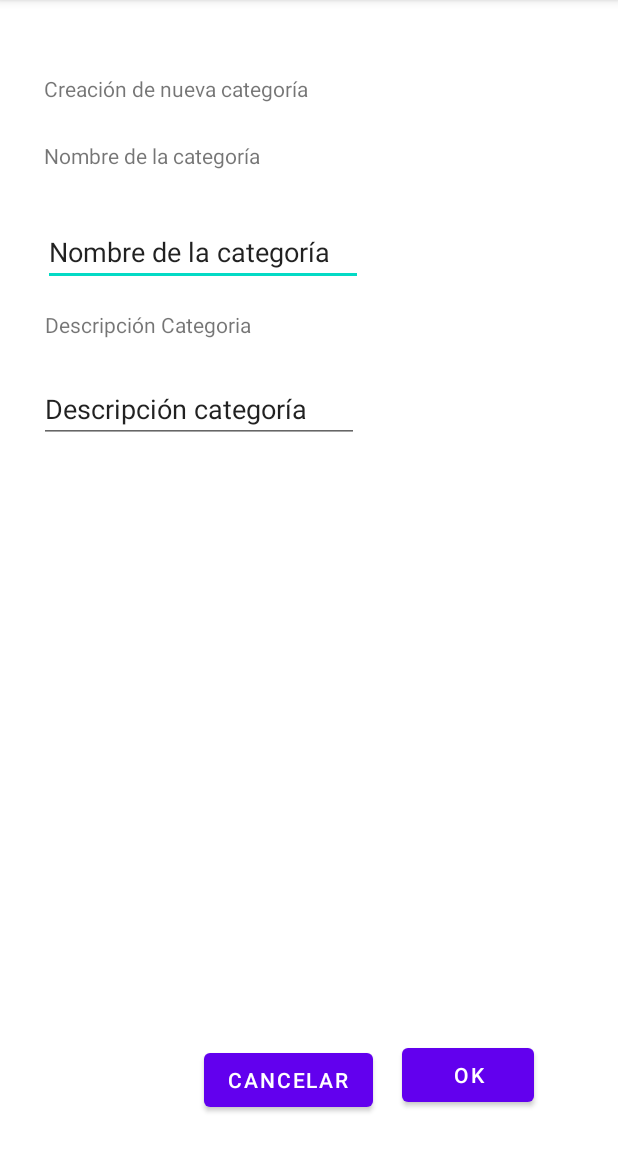
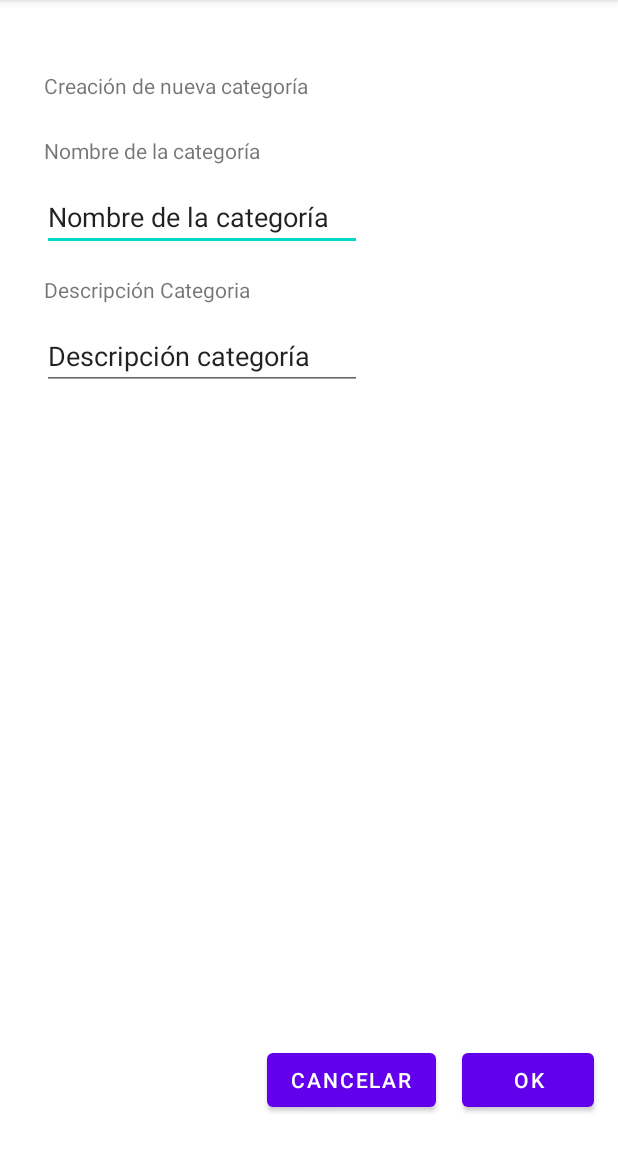
Before and after one commit to UO276213/favMovies, an Android app: the screen it shows after launch (CategoriaActivity), after a tap on an icon or button, on a phone screen of 412 x 824 dp, the part 84-1236 px from its top. Run offline under Robolectric (Android 15) with nearby library versions, the phone set to English and light mode, and no system bars.

Commit message:
Arreglos varios

```diff
--- a/app/src/main/java/es/uniovi/eii/favmovies/CategoriaActivity.java
+++ b/app/src/main/java/es/uniovi/eii/favmovies/CategoriaActivity.java
@@ -33,7 +33,7 @@ public class CategoriaActivity extends AppCompatActivity {
         Button btnCancel = findViewById(R.id.btnCancel);
 
         if (posCategoria == 0)
-            textViewCrea.setText(R.string.newCatelogryLabel);
+            textViewCrea.setText(R.string.new_catelogry_label);
         else {
             textViewCrea.setText(R.string.modify_category_existent);
             editNomCategoria.setText(categoriaEntrada.getNombre());
--- a/app/src/main/java/es/uniovi/eii/favmovies/MainActivity.java
+++ b/app/src/main/java/es/uniovi/eii/favmovies/MainActivity.java
@@ -9,6 +9,8 @@ import android.os.Bundle;
 import android.util.Log;
 import android.view.Menu;
 import android.view.MenuItem;
+import android.view.View;
+import android.widget.AdapterView;
 import android.widget.ArrayAdapter;
 import android.widget.EditText;
 import android.widget.ImageButton;
@@ -16,6 +18,7 @@ import android.widget.Spinner;
 import android.widget.Toast;
 
 import com.google.android.material.floatingactionbutton.FloatingActionButton;
+import com.google.android.material.navigation.NavigationBarView;
 import com.google.android.material.snackbar.Snackbar;
 
 import java.util.ArrayList;
@@ -30,25 +33,47 @@ public class MainActivity extends AppCompatActivity {
     public static final String POS_CATEGORIA_SELEECIONADA = "pos_categoria_seleccionada";
     public static final String CATEGORIA_SELECCIONADA = "categoria_seleccionada";
     public static final String CATEGORIA_MODIFICADA = "categoria_modificada";
-    private Spinner spinner;
 
     public static int GESTION_CATEGORIA = 1;
-    private boolean creandoCategoria = false;
-    private ArrayList<Categoria> listaCategoria;
+
+    // Modelo
+    private ArrayList<Categoria> categoryList;
+
+    // Componentes
+    private Spinner spinner;
+    private boolean creatingCategory = false;
+
+    // Película actual
     private Pelicula pelicula;
+
     @Override
     protected void onCreate(Bundle savedInstanceState) {
         super.onCreate(savedInstanceState);
         setContentView(R.layout.activity_main);
         setTitle(R.string.app_title);
 
-        listaCategoria = new ArrayList<>();
-        listaCategoria.add(new Categoria("Acción", "Película de acción"));
-        listaCategoria.add(new Categoria("Comedia", "Película de comedia"));
+        categoryList = new ArrayList<>();
+        categoryList.add(new Categoria("Acción", "Película de acción"));
+        categoryList.add(new Categoria("Comedia", "Película de comedia"));
 
         FloatingActionButton saveBtn = findViewById(R.id.saveBtn);
         spinner = findViewById(R.id.spinnerCategory);
-        introListaSpinner(spinner, listaCategoria);
+        introListaSpinner(spinner, categoryList);
+
+        spinner.setOnItemSelectedListener(new AdapterView.OnItemSelectedListener() {
+            @Override
+            public void onItemSelected(AdapterView<?> parent, View view, int position, long id) {
+                if (position == 0)
+                    selectedCategory = null;
+                else
+                    selectedCategory = categoryList.get(position).toString();
+            }
+
+            @Override
+            public void onNothingSelected(AdapterView<?> parent) {
+                return;
+            }
+        });
 
         //Definimos listnener
         saveBtn.setOnClickListener(view -> {
@@ -60,16 +85,7 @@ public class MainActivity extends AppCompatActivity {
 
         ImageButton modifyCategoryBtn = findViewById(R.id.modifyBtnCategory);
         modifyCategoryBtn.setOnClickListener(view -> {
-            spinner = findViewById(R.id.spinnerCategory);
-//            Snackbar msgCreaCategory;
-
             modificarCategoria();
-
-
-            // Accción de cancelar
-//            msgCreaCategory.setAction(android.R.string.cancel, view1 -> Snackbar.make(findViewById(R.id.mainLayout), R.string.cancel_action, Snackbar.LENGTH_LONG).show());
-
-//            msgCreaCategory.show();
         });
     }
 
@@ -108,10 +124,10 @@ public class MainActivity extends AppCompatActivity {
         Intent categoriaIntent = new Intent(MainActivity.this, CategoriaActivity.class);
 
         categoriaIntent.putExtra(POS_CATEGORIA_SELEECIONADA, spinner.getSelectedItemPosition());
-        creandoCategoria = true;
-        if (spinner.getSelectedItemPosition() > 0){
-            creandoCategoria = false;
-            categoriaIntent.putExtra(CATEGORIA_SELECCIONADA, listaCategoria.get(spinner.getSelectedItemPosition() - 1));
+        creatingCategory = true;
+        if (spinner.getSelectedItemPosition() > 0) {
+            creatingCategory = false;
+            categoriaIntent.putExtra(CATEGORIA_SELECCIONADA, categoryList.get(spinner.getSelectedItemPosition() - 1));
         }
 
         startActivityForResult(categoriaIntent, GESTION_CATEGORIA);
@@ -122,17 +138,17 @@ public class MainActivity extends AppCompatActivity {
     protected void onActivityResult(int requestCode, int resultCode, @Nullable Intent data) {
         super.onActivityResult(requestCode, resultCode, data);
 
-        if (requestCode == GESTION_CATEGORIA){
-            if (resultCode == RESULT_OK){
+        if (requestCode == GESTION_CATEGORIA) {
+            if (resultCode == RESULT_OK) {
                 Categoria categoriaAux = data.getParcelableExtra(CATEGORIA_MODIFICADA);
 
                 Log.d("favMovies.MainActivity", categoriaAux.toString());
 
-                if (creandoCategoria){
-                    listaCategoria.add(categoriaAux);
-                    introListaSpinner(spinner, listaCategoria);
+                if (creatingCategory) {
+                    categoryList.add(categoriaAux);
+                    introListaSpinner(spinner, categoryList);
                 } else {
-                    for (Categoria cat: listaCategoria){
+                    for (Categoria cat : categoryList) {
                         if (cat.getNombre().equals(categoriaAux.getNombre())) {
                             cat.setDescripcion(categoriaAux.getDescripcion());
                             Log.d("FavMovies.MainActivity", "Modificada la descripción de: " + cat.getNombre());
@@ -149,7 +165,7 @@ public class MainActivity extends AppCompatActivity {
 
         nombres.add("Sin definir");
 
-        for (Categoria categoria : listaCategoria){
+        for (Categoria categoria : listaCategoria) {
             nombres.add(categoria.getNombre());
         }
 
@@ -167,16 +183,16 @@ public class MainActivity extends AppCompatActivity {
 
     @Override
     public boolean onOptionsItemSelected(@NonNull MenuItem item) {
-        if (item.getItemId() == R.id.Compartir){
+        if (item.getItemId() == R.id.Compartir) {
             Log.d("Guardar Peli", "Guardar Peli");
 //            guardarPeli();
 
             Conexion conexion = new Conexion(getApplicationContext());
 
-            if (conexion.CompruebaConexion()){
+            if (conexion.CompruebaConexion()) {
                 compartirPeli();
-            }else
-                Toast.makeText(getApplicationContext(), R.string.compruba_conexión, Toast.LENGTH_LONG).show();
+            } else
+                Toast.makeText(getApplicationContext(), R.string.check_conexion, Toast.LENGTH_LONG).show();
         }
         return super.onOptionsItemSelected(item);
     }
@@ -186,7 +202,7 @@ public class MainActivity extends AppCompatActivity {
         itSend.setType("text/plain");
 
         itSend.putExtra(Intent.EXTRA_SUBJECT, getString(R.string.subject_compartir) + ": " + pelicula.getTitulo());
-        itSend.putExtra(Intent.EXTRA_TEXT, getString(R.string.titulo) + ": " + pelicula.getTitulo() + "\n" + getString(R.string.contenido) + ": " + pelicula.getArgumento());
+        itSend.putExtra(Intent.EXTRA_TEXT, getString(R.string.film_title) + ": " + pelicula.getTitulo() + "\n" + getString(R.string.film_content) + ": " + pelicula.getArgumento());
 
         Intent shareIntent = Intent.createChooser(itSend, null);
 
--- a/app/src/main/res/layout/activity_categoria.xml
+++ b/app/src/main/res/layout/activity_categoria.xml
@@ -10,40 +10,33 @@
         android:id="@+id/textViewCreo"
         android:layout_width="wrap_content"
         android:layout_height="wrap_content"
-        android:text="@string/newCatelogryLabel"
-        app:layout_constraintBottom_toBottomOf="parent"
-        app:layout_constraintEnd_toEndOf="parent"
-        app:layout_constraintHorizontal_bias="0.124"
+        android:layout_marginStart="29dp"
+        android:layout_marginTop="47dp"
+        android:text="@string/new_catelogry_label"
         app:layout_constraintStart_toStartOf="parent"
-        app:layout_constraintTop_toTopOf="parent"
-        app:layout_constraintVertical_bias="0.066" />
+        app:layout_constraintTop_toTopOf="parent" />
 
     <TextView
         android:id="@+id/textView2"
         android:layout_width="wrap_content"
         android:layout_height="wrap_content"
+        android:layout_marginStart="29dp"
+        android:layout_marginTop="24dp"
         android:text="@string/new_category_name_label"
-        app:layout_constraintBottom_toBottomOf="parent"
-        app:layout_constraintEnd_toEndOf="parent"
-        app:layout_constraintHorizontal_bias="0.11"
         app:layout_constraintStart_toStartOf="parent"
-        app:layout_constraintTop_toBottomOf="@+id/textViewCreo"
-        app:layout_constraintVertical_bias="0.037" />
+        app:layout_constraintTop_toBottomOf="@+id/textViewCreo" />
 
     <EditText
         android:id="@+id/editNomCategoria"
         android:layout_width="wrap_content"
         android:layout_height="wrap_content"
-        android:layout_marginTop="32dp"
+        android:layout_marginStart="28dp"
+        android:layout_marginTop="12dp"
         android:ems="10"
         android:inputType="textPersonName"
         android:text="@string/new_category_name_txt"
-        app:layout_constraintBottom_toBottomOf="parent"
-        app:layout_constraintEnd_toEndOf="parent"
-        app:layout_constraintHorizontal_bias="0.144"
         app:layout_constraintStart_toStartOf="parent"
-        app:layout_constraintTop_toBottomOf="@+id/textView2"
-        app:layout_constraintVertical_bias="0.0" />
+        app:layout_constraintTop_toBottomOf="@+id/textView2" />
 
     <TextView
         android:id="@+id/textView4"
@@ -59,8 +52,8 @@
         android:id="@+id/editDescripcion"
         android:layout_width="wrap_content"
         android:layout_height="wrap_content"
-        android:layout_marginStart="26dp"
-        android:layout_marginTop="24dp"
+        android:layout_marginStart="28dp"
+        android:layout_marginTop="12dp"
         android:ems="10"
         android:inputType="textPersonName"
         android:text="@string/new_category_description_txt"
@@ -71,19 +64,18 @@
         android:id="@+id/btnCancel"
         android:layout_width="wrap_content"
         android:layout_height="wrap_content"
-        android:layout_marginStart="136dp"
-        android:layout_marginBottom="24dp"
+        android:layout_marginEnd="17dp"
         android:text="@string/btn_cancel"
-        app:layout_constraintBottom_toBottomOf="parent"
-        app:layout_constraintStart_toStartOf="parent" />
+        app:layout_constraintBaseline_toBaselineOf="@+id/btnOk"
+        app:layout_constraintEnd_toStartOf="@+id/btnOk" />
 
     <Button
         android:id="@+id/btnOk"
         android:layout_width="wrap_content"
         android:layout_height="wrap_content"
-        android:layout_marginEnd="56dp"
-        android:layout_marginBottom="27dp"
-        android:text="@string/btnOk"
+        android:layout_marginEnd="16dp"
+        android:layout_marginBottom="24dp"
+        android:text="@string/ok_btn_txt"
         app:layout_constraintBottom_toBottomOf="parent"
         app:layout_constraintEnd_toEndOf="parent" />
 
--- a/app/src/main/res/menu/menu.xml
+++ b/app/src/main/res/menu/menu.xml
@@ -1,8 +1,10 @@
 <?xml version="1.0" encoding="utf-8"?>
-<menu xmlns:android="http://schemas.android.com/apk/res/android">
+<menu xmlns:android="http://schemas.android.com/apk/res/android"
+    xmlns:app="http://schemas.android.com/apk/res-auto">
+
     <item
         android:id="@+id/Compartir"
         android:icon="@android:drawable/ic_menu_share"
-        android:title=""
-        />
+        android:title="@string/share"
+        app:showAsAction="ifRoom" />
 </menu>
--- a/app/src/main/res/values/strings.xml
+++ b/app/src/main/res/values/strings.xml
@@ -14,16 +14,17 @@
     <string name="cancel_action">Acción Cancelada</string>
     <string name="create_category_msg">Crear categoría</string>
     <string name="select_category_btn">Seleccionar</string>
-    <string name="newCatelogryLabel">Creación de nueva categoría</string>
+    <string name="new_catelogry_label">Creación de nueva categoría</string>
     <string name="new_category_name_label">Nombre de la categoría</string>
     <string name="new_category_name_txt">Nombre de la categoría</string>
     <string name="new_category_description_label">Descripción Categoria</string>
     <string name="new_category_description_txt">Descripción categoría</string>
     <string name="btn_cancel">Cancelar</string>
-    <string name="btnOk">Ok</string>
+    <string name="ok_btn_txt">OK</string>
     <string name="modify_category_existent">Modificar Categoría existente</string>
-    <string name="subject_compartir">Te comparto la sigueinte película</string>
-    <string name="titulo">Título de la película</string>
-    <string name="contenido">Contenido de la película</string>
-    <string name="compruba_conexión">Comprobando conexión</string>
+    <string name="subject_compartir">Te comparto la siguiente película</string>
+    <string name="film_title">Título de la película</string>
+    <string name="film_content">Contenido de la película</string>
+    <string name="check_conexion">Comprobando conexión</string>
+    <string name="share">Compartir</string>
 </resources>
```
Also changed, not shown: app/src/main/java/es/uniovi/eii/favmovies/modelos/Categoria.java (+7 -1 lines), app/src/main/java/es/uniovi/eii/favmovies/modelos/Pelicula.java (+49 -0 lines), app/src/main/res/layout/activity_main.xml (+18 -16 lines).
